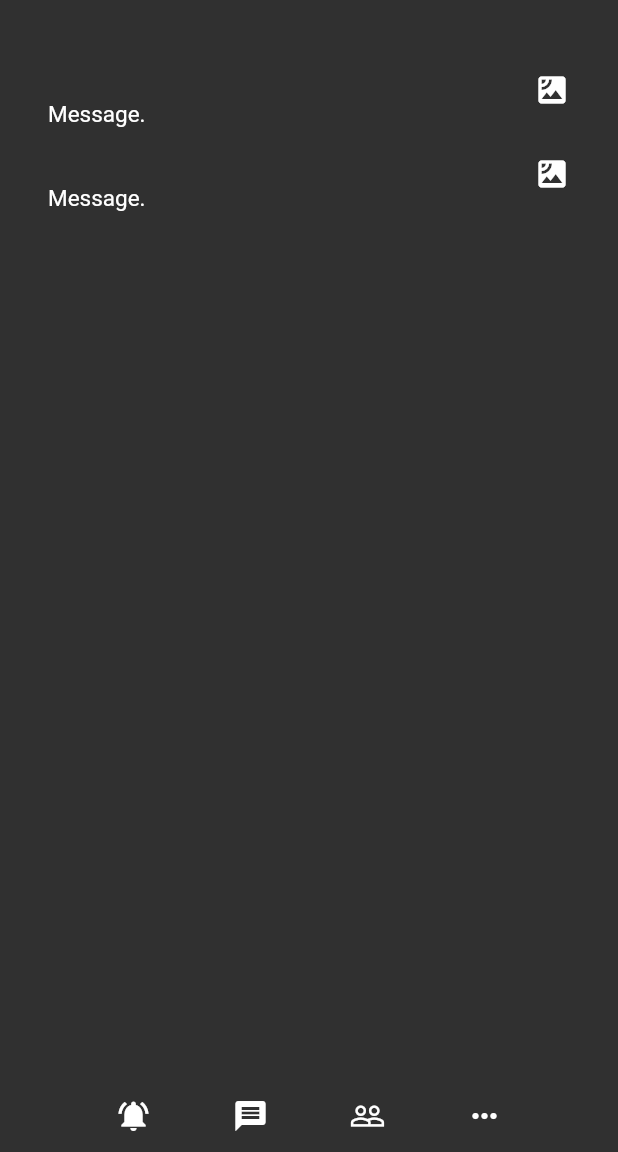
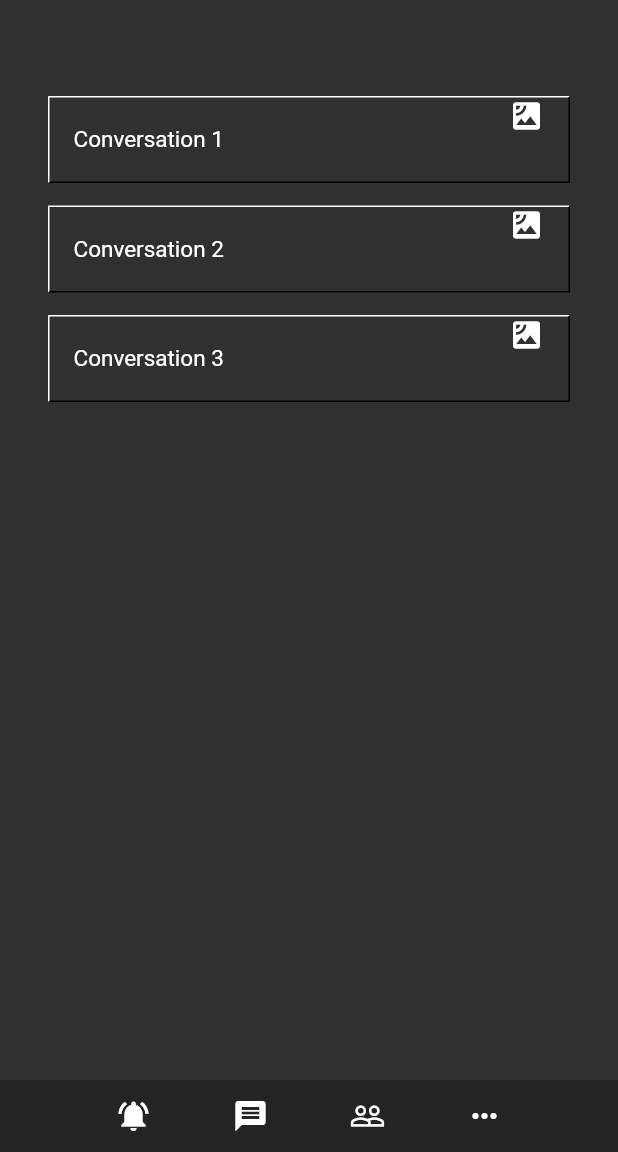
Before and after one commit to marttop/digital_helper_v2, a Flutter app: the HomePage screen opened directly with empty values, item 2 of the bottom bar chosen, on a phone screen of 412 x 824 dp, the part 84-1236 px from its top. Run offline on Flutter 3.47's test engine with Material 2 defaults, Android fonts, the phone set to English and light mode, and no system bars.

Commit message:
Made a dynamic listview_builder to make the first version of a dynamic conversation page, improved the db and api scripts to

```diff
--- a/lib/api/api.dart
+++ b/lib/api/api.dart
@@ -4,7 +4,10 @@ import 'dart:convert';
 Future getLoginUser(String email, String password) async {
   String url = 'http://10.0.2.2/Php/Controllers/UserController.php';
   final reponse = await http.post(url,
-      headers: {"Accept": "Application/json"},
+      headers: {
+      "Access-Control-Allow-Origin": "https://developer.mozilla.org",
+        "Accept": "Application/json",
+      },
       body: {'email': email, 'password': password});
   var jsonReponse = jsonDecode(reponse.body);
   return (jsonReponse);
@@ -20,7 +23,8 @@ Future insertUser(
     String description) async {
   String url = 'http://10.0.2.2/Php/Controllers/RegisterController.php';
   final reponse = await http.post(url, headers: {
-    "Accept": "Application/json"
+    "Accept": "Application/json",
+    "Access-Control-Allow-Origin": "*"
   }, body: {
     'email': email,
     'password': password,
--- a/lib/pages/bodies/conv.dart
+++ b/lib/pages/bodies/conv.dart
@@ -11,31 +11,41 @@ class ConvBody extends StatefulWidget {
 }
 
 class _ConvBodyState extends State<ConvBody> {
-  final _suggestions = <String>[];
+  final _suggestions = <String>[
+    "Conversation 1",
+    "Conversation 2",
+    "Conversation 3",
+  ];
   @override
   Widget build(BuildContext context) {
     return Container(
       child: Material(
         child: Container(
           padding: EdgeInsets.only(left: 16, top: 48, right: 16),
-          child: Column(
-            children: <Widget>[
-              _buildRow(),
-              _buildRow(),
-            ]
-          ),
+          child: _buildConvList(),
         ),
       ),
     );
   }
 
-  Widget _buildRow() {
-    return ListTile(
+  Widget _buildRow(String item) {
+    return Padding(
+      padding: const EdgeInsets.fromLTRB(0, 0, 0, 15),
+      child: Container(
+          decoration: BoxDecoration(
+            border: Border(
+              top: BorderSide(width: 1.0, color: Color(0xFFFFFFFFFF)),
+              left: BorderSide(width: 1.0, color: Color(0xFFFFFFFFFF)),
+              right: BorderSide(width: 1.0, color: Color(0xFFFF000000)),
+              bottom: BorderSide(width: 1.0, color: Color(0xFFFF000000)),
+            ),
+          ),
+        child: ListTile(
           onTap: () {
 
           },
           title: Text(
-        "Message.",
+            item,
           ),
           trailing: new Column(children: <Widget>[
             new Container(
@@ -44,21 +54,17 @@ class _ConvBodyState extends State<ConvBody> {
               ),
             ),
           ]),
+        ),
+      ),
     );
   }
 
-  // Widget _buildConvList() {
-  //   return ListView.builder(
-  //       padding: const EdgeInsets.all(16.0),
-  //       itemBuilder: (context, i) {
-  //         if (i.isOdd) return Divider();
-
-  //         final index = i ~/ 2;
-  //         if (index >= _suggestions.length) {
-  //           _suggestions.addAll(generateWordPairs().take(10));
-  //         }
-
-  //         return _buildRow(_suggestions[index]);
-  //       });
-  // }
+  Widget _buildConvList() {
+    return ListView.builder(
+        padding: const EdgeInsets.all(16.0),
+        itemCount: _suggestions.length,
+        itemBuilder: (context, i) {
+          return _buildRow(_suggestions[i]);
+        });
   }
+}
--- a/lib/pages/home.dart
+++ b/lib/pages/home.dart
@@ -41,7 +41,9 @@ class _HomePageState extends State<HomePage> {
         backgroundColor: Colors.black26,
         elevation: 0.0,
       ),
-      bottomNavigationBar: Stack(
+      bottomNavigationBar: Container(
+        color: Colors.black26,
+        child: Stack(
           alignment: AlignmentDirectional.bottomCenter,
           children: [
             Row(
@@ -73,6 +75,7 @@ class _HomePageState extends State<HomePage> {
               ],
             ),
           ],
+        ),
       ),
       body: Stack(
         children: [
```
Lines whose indentation alone changed are shown as unchanged.
